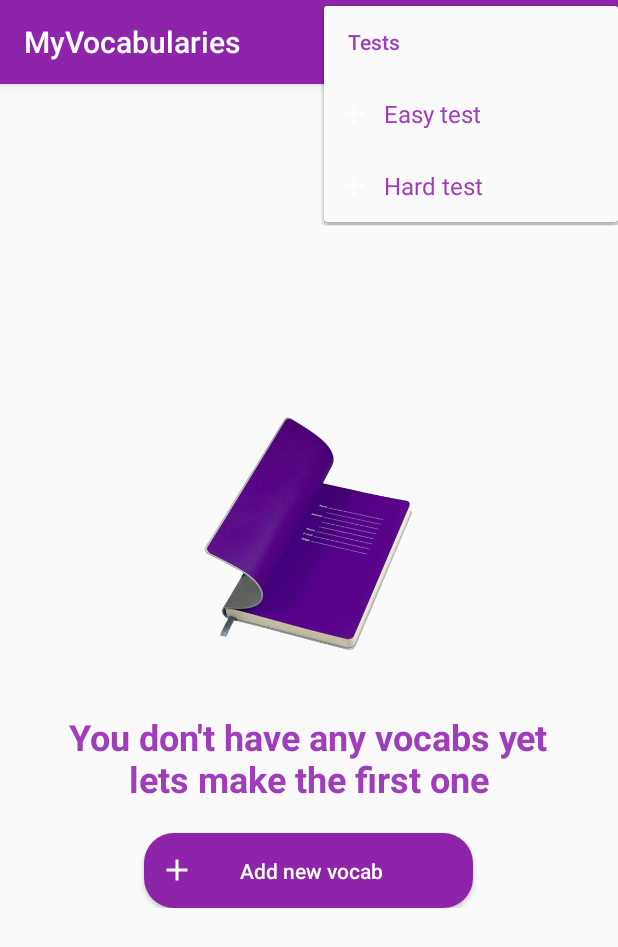
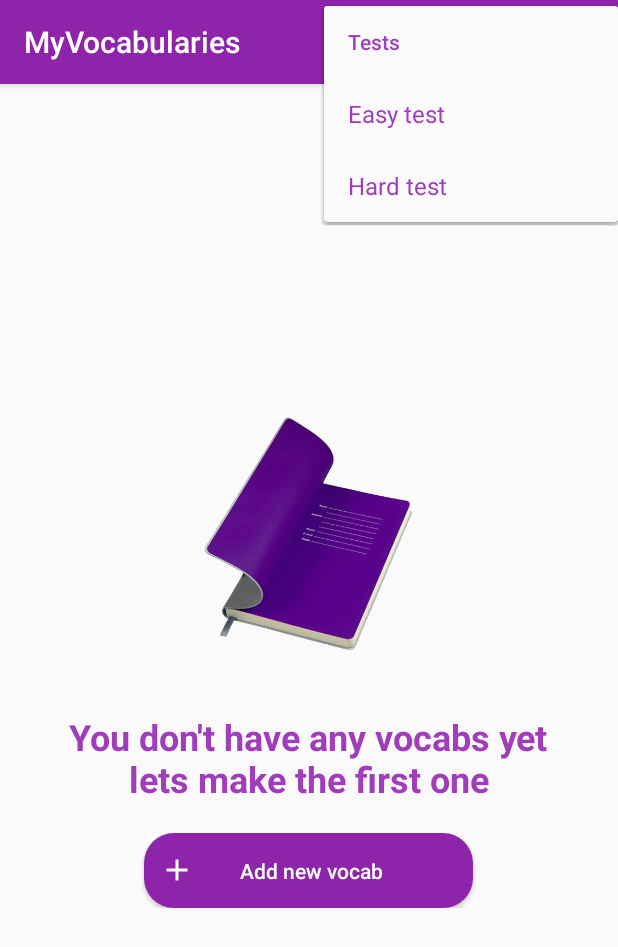
Before and after one commit to ahmedhemaid/vocabsApp, an Android app: the HomeActivity screen opened directly, with no data from a screen before it, in the options menu, after a tap on "Tests", on a phone screen of 412 x 824 dp. Shown: the top 947 px of the screen. Run offline under Robolectric (Android 15) with nearby library versions, the phone set to English and light mode, and no system bars; our stand-ins replace Firebase (no records; nobody signed in at launch, a user with empty details on screens opened directly).

Commit message:
some changes

```diff
--- a/app/src/main/AndroidManifest.xml
+++ b/app/src/main/AndroidManifest.xml
@@ -5,6 +5,7 @@
 
     <uses-permission android:name="android.permission.VIBRATE" />
     <uses-permission android:name="android.permission.SET_ALARM" />
+    <uses-permission android:name="android.permission.INTERNET" />
 
     <application
         android:allowBackup="true"
@@ -13,7 +14,8 @@
         android:roundIcon="@mipmap/ic_launcher_round"
         android:supportsRtl="true"
         android:theme="@style/AppTheme">
-        <activity android:name=".Activities.EasyTest"></activity>
+        <activity android:name=".Activities.EasyTest"
+            android:parentActivityName=".Activities.HomeActivity"></activity>
         <activity
             android:name=".Activities.Archive"
             android:parentActivityName=".Activities.HomeActivity" />
--- a/app/src/main/java/com/example/myvocabularies/Activities/HardTest.java
+++ b/app/src/main/java/com/example/myvocabularies/Activities/HardTest.java
@@ -48,7 +48,7 @@ public class HardTest extends AppCompatActivity  {
         editContents=new ArrayList<>();
         correctAnswers=new ArrayList<>(staticVocabs.size());
         wrongAnswers=new ArrayList<>(staticVocabs.size());
-        getSupportActionBar().setTitle("Test vocabs");
+        getSupportActionBar().setTitle("Hard Test");
         getSupportActionBar().setDisplayHomeAsUpEnabled(true);
         //calender
         calendar = Calendar.getInstance();
@@ -90,7 +90,7 @@ public class HardTest extends AppCompatActivity  {
                 .setPositiveButton("Ok", null)
                 .setNegativeButton("go to archive", null)
                 .show();
-        Button positiveButton = dialog.getButton(AlertDialog.BUTTON_POSITIVE);
+        final Button positiveButton = dialog.getButton(AlertDialog.BUTTON_POSITIVE);
         positiveButton.setOnClickListener(new View.OnClickListener() {
             @Override
             public void onClick(View v) {
--- a/app/src/main/res/menu/settings.xml
+++ b/app/src/main/res/menu/settings.xml
@@ -7,7 +7,6 @@
         android:id="@+id/add_vocab"
         android:title="Add vocab"
         app:showAsAction="never"
-        android:icon="@drawable/add"
         ></item>
     <item
         android:id="@+id/have_test"
@@ -19,13 +18,11 @@
             android:id="@+id/easy_test"
             android:title="Easy test"
             app:showAsAction="never"
-            android:icon="@drawable/add"
             ></item>
         <item
             android:id="@+id/hard_test"
             android:title="Hard test"
             app:showAsAction="never"
-            android:icon="@drawable/add"
             ></item>
         </menu>
     </item>
```
Also changed, not shown: app/src/main/res/drawable/test_icon.png (added).
